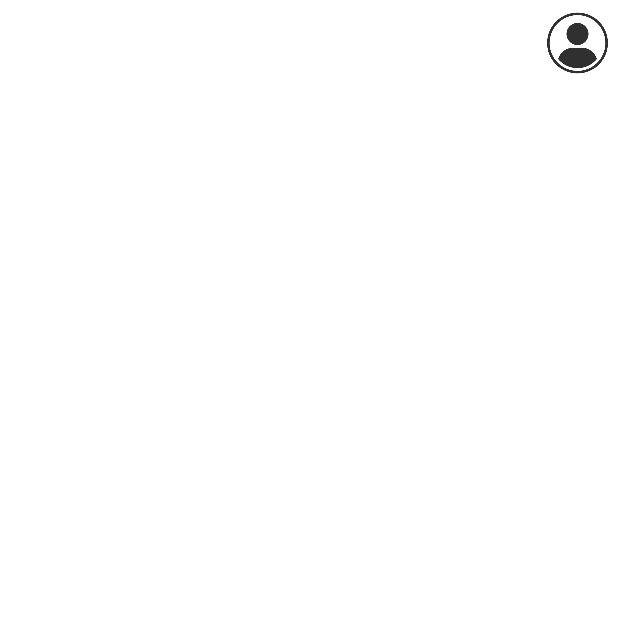
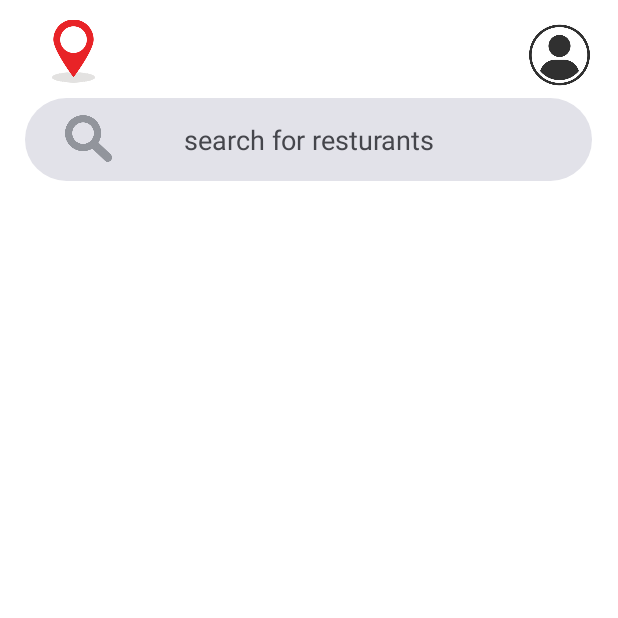
Before and after one commit to VISHNUPRABHU-170/ODOP-app, an Android app: the HomeActivity screen opened directly, with no data from a screen before it, on a phone screen of 412 x 824 dp, the top half of it. Run offline under Robolectric (Android 15) with nearby library versions, the light colour scheme and no system bars.

Commit message:
FOOD app

```diff
--- a/app/src/main/java/com/example/foodapplication/HomeActivity.kt
+++ b/app/src/main/java/com/example/foodapplication/HomeActivity.kt
@@ -4,6 +4,7 @@ import android.content.Intent
 import androidx.appcompat.app.AppCompatActivity
 import android.os.Bundle
 import android.widget.ImageView
+import android.widget.TextView
 
 class HomeActivity : AppCompatActivity() {
     override fun onCreate(savedInstanceState: Bundle?) {
@@ -14,10 +15,14 @@ class HomeActivity : AppCompatActivity() {
         val intent = intent
         val str = intent.getStringExtra("message_name")
         val num= intent.getStringExtra("message_num")
+        val add=intent.getStringExtra("message_add")
+        val show=findViewById<TextView>(R.id.address)
+        show.text=add
         in_profile.setOnClickListener(){
             val intent = Intent(this,ProfileActivity::class.java)
             intent.putExtra("message_name", str)
             intent.putExtra("message_num",num)
+            intent.putExtra("message_add",add)
             startActivity(intent)
         }
     }
--- a/app/src/main/java/com/example/foodapplication/MainActivity.kt
+++ b/app/src/main/java/com/example/foodapplication/MainActivity.kt
@@ -16,14 +16,16 @@ class MainActivity : AppCompatActivity() {
         val send_button=findViewById<TextView>(R.id.login)
         val name=findViewById<EditText>(R.id.entername)
         val num=findViewById<EditText>(R.id.enternumber)
+        val add=findViewById<EditText>(R.id.enteraddress)
         send_button.setOnClickListener(){
             val str=name.text.toString()
             val intent=Intent(this,HomeActivity::class.java)
-            if(name.text.isBlank() || num.text.isBlank()){
+            if(name.text.isBlank() || num.text.isBlank() || add.text.isBlank()){
                 Toast.makeText(applicationContext,"Please fill the details",Toast.LENGTH_SHORT).show()
             }else{
                 intent.putExtra("message_name", str)
                 intent.putExtra("message_num",num.text.toString())
+                intent.putExtra("message_add",add.text.toString())
                 startActivity(intent)
             }
         }
--- a/app/src/main/java/com/example/foodapplication/ProfileActivity.kt
+++ b/app/src/main/java/com/example/foodapplication/ProfileActivity.kt
@@ -14,18 +14,20 @@ class ProfileActivity : AppCompatActivity() {
 
         lateinit var receiver_msg: TextView
         lateinit var num: TextView
+        lateinit var add: TextView
         receiver_msg = findViewById(R.id.name)
         num=findViewById(R.id.number)
+        add=findViewById(R.id.address)
         // create the get Intent object
         val intent = intent
         // receive the value by getStringExtra() method and
         // key must be same which is send by first activity
         val str = intent.getStringExtra("message_name")
         val str1 = intent.getStringExtra("message_num")
+        val str2 = intent.getStringExtra("message_add")
         // display the string into textView
         receiver_msg.text = str
         num.text=str1
-
-
+        add.text=str2
     }
 }
--- a/app/src/main/res/layout/activity_home.xml
+++ b/app/src/main/res/layout/activity_home.xml
@@ -12,10 +12,65 @@
         android:id="@+id/profile"
         android:layout_width="46dp"
         android:layout_height="49dp"
-        android:layout_marginTop="4dp"
-        android:layout_marginEnd="4dp"
+        android:layout_marginTop="12dp"
+        android:layout_marginEnd="16dp"
         app:layout_constraintEnd_toEndOf="parent"
         app:layout_constraintTop_toTopOf="parent"
         app:srcCompat="@drawable/user_icon" />
 
+    <EditText
+        android:id="@+id/editTextTextPersonName"
+        android:layout_width="378dp"
+        android:layout_height="55dp"
+        android:background="@drawable/white"
+        android:backgroundTint="@color/material_dynamic_neutral90"
+        android:ems="10"
+        android:hint="search for resturants"
+        android:inputType="textPersonName"
+        android:textAlignment="center"
+        android:textColor="@color/black"
+        android:textColorHint="@color/material_dynamic_neutral30"
+        app:layout_constraintBottom_toBottomOf="parent"
+        app:layout_constraintEnd_toEndOf="parent"
+        app:layout_constraintHorizontal_bias="0.484"
+        app:layout_constraintStart_toStartOf="parent"
+        app:layout_constraintTop_toTopOf="parent"
+        app:layout_constraintVertical_bias="0.085" />
+
+    <ImageView
+        android:id="@+id/imageView3"
+        android:layout_width="42dp"
+        android:layout_height="44dp"
+        android:layout_marginStart="28dp"
+        android:layout_marginTop="12dp"
+        app:layout_constraintStart_toStartOf="parent"
+        app:layout_constraintTop_toTopOf="parent"
+        app:srcCompat="@drawable/location_icon" />
+
+    <TextView
+        android:id="@+id/address"
+        android:layout_width="254dp"
+        android:layout_height="33dp"
+        android:text="TextView"
+        android:textColor="@color/black"
+        android:textSize="20sp"
+        app:layout_constraintBottom_toBottomOf="parent"
+        app:layout_constraintEnd_toEndOf="parent"
+        app:layout_constraintHorizontal_bias="0.579"
+        app:layout_constraintStart_toStartOf="parent"
+        app:layout_constraintTop_toTopOf="parent"
+        app:layout_constraintVertical_bias="0.035" />
+
+    <ImageView
+        android:id="@+id/imageView6"
+        android:layout_width="31dp"
+        android:layout_height="31dp"
+        app:layout_constraintBottom_toBottomOf="parent"
+        app:layout_constraintEnd_toEndOf="parent"
+        app:layout_constraintHorizontal_bias="0.114"
+        app:layout_constraintStart_toStartOf="parent"
+        app:layout_constraintTop_toTopOf="parent"
+        app:layout_constraintVertical_bias="0.097"
+        app:srcCompat="@drawable/search_icon" />
+
 </androidx.constraintlayout.widget.ConstraintLayout>
```
Also changed, not shown: app/src/main/res/layout/activity_main.xml (+32 -11 lines), app/src/main/res/layout/activity_profile.xml (+9 -10 lines), app/src/main/res/drawable/location_icon.png (added), app/src/main/res/drawable/search_icon.png (added).
